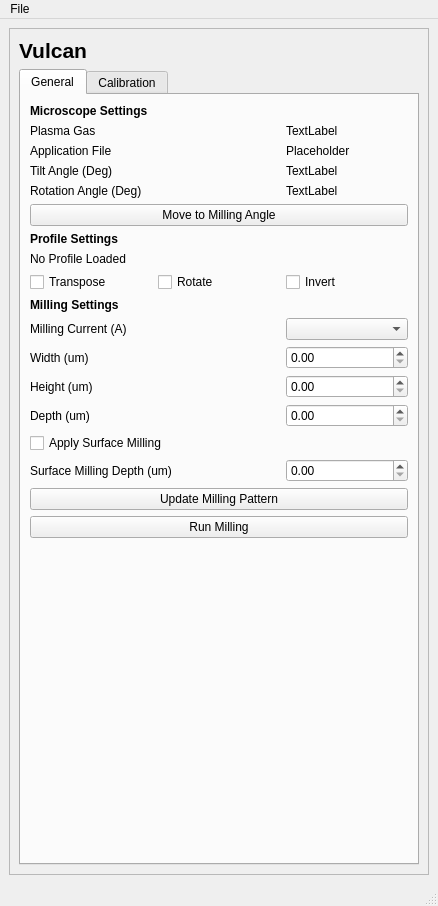
Old version of the form vulcan/ui/qtdesigner_files/VulcanUI.ui in the repository DeMarcoLab/vulcan.
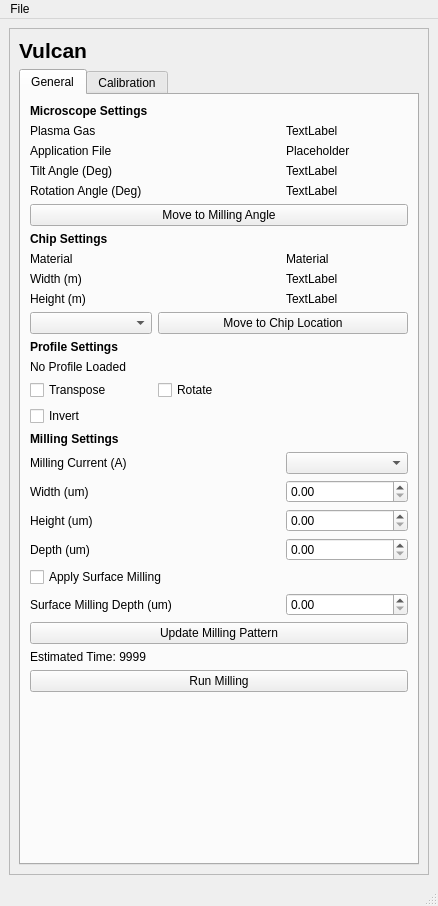
New version of the form. The open tabs and pages were chosen to show the change.

Commit message: basic pattern milling implemented

Patch:
```diff
--- a/vulcan/ui/qtdesigner_files/VulcanUI.ui
+++ b/vulcan/ui/qtdesigner_files/VulcanUI.ui
@@ -47,69 +47,97 @@
           </size>
          </property>
          <property name="currentIndex">
-          <number>0</number>
+          <number>1</number>
          </property>
          <widget class="QWidget" name="tab">
           <attribute name="title">
            <string>General</string>
           </attribute>
           <layout class="QGridLayout" name="gridLayout_3">
+           <item row="20" column="0" colspan="2">
+            <widget class="QLabel" name="label_milling_height">
+             <property name="text">
+              <string>Height (um)</string>
+             </property>
+            </widget>
+           </item>
+           <item row="6" column="0" colspan="3">
+            <widget class="QPushButton" name="pushButton_move_to_milling_angle">
+             <property name="text">
+              <string>Move to Milling Angle</string>
+             </property>
+            </widget>
+           </item>
+           <item row="4" column="0" colspan="2">
+            <widget class="QLabel" name="label_stage_rotation_flat_to_ion">
+             <property name="text">
+              <string>Rotation Angle (Deg)</string>
+             </property>
+            </widget>
+           </item>
+           <item row="26" column="0" colspan="3">
+            <widget class="QLabel" name="label_milling_estimated_time">
+             <property name="text">
+              <string>Estimated Time: 9999</string>
+             </property>
+            </widget>
+           </item>
+           <item row="24" column="2">
+            <widget class="QDoubleSpinBox" name="doubleSpinBox_milling_surface_depth">
+             <property name="maximum">
+              <double>1000.000000000000000</double>
+             </property>
+             <property name="singleStep">
+              <double>0.010000000000000</double>
+             </property>
+            </widget>
+           </item>
+           <item row="3" column="2">
+            <widget class="QLabel" name="label_stage_tilt_flat_to_ion_value">
+             <property name="text">
+              <string>TextLabel</string>
+             </property>
+            </widget>
+           </item>
+           <item row="8" column="2">
+            <widget class="QLabel" name="label_chip_material_value">
+             <property name="text">
+              <string>Material</string>
+             </property>
+            </widget>
+           </item>
+           <item row="1" column="2">
+            <widget class="QLabel" name="label_system_plasma_gas_value">
+             <property name="text">
+              <string>TextLabel</string>
+             </property>
+            </widget>
+           </item>
            <item row="9" column="2">
-            <widget class="QCheckBox" name="checkBox_profile_invert">
+            <widget class="QLabel" name="label_chip_width_value">
              <property name="text">
-              <string>Invert</string>
+              <string>TextLabel</string>
              </property>
             </widget>
            </item>
-           <item row="11" column="0" colspan="2">
-            <widget class="QLabel" name="label_milling_current">
-             <property name="text">
-              <string>Milling Current (A)</string>
-             </property>
-            </widget>
-           </item>
-           <item row="15" column="0" colspan="2">
-            <widget class="QCheckBox" name="checkBox_surface_milling">
-             <property name="text">
-              <string>Apply Surface Milling</string>
-             </property>
-            </widget>
-           </item>
-           <item row="7" column="0" colspan="3">
-            <widget class="QLabel" name="label_profile_settings_header">
-             <property name="font">
-              <font>
-               <weight>75</weight>
-               <bold>true</bold>
-              </font>
-             </property>
-             <property name="text">
-              <string>Profile Settings</string>
-             </property>
-            </widget>
-           </item>
-           <item row="17" column="0" colspan="2">
-            <widget class="QLabel" name="label_milling_surface_depth">
-             <property name="text">
-              <string>Surface Milling Depth (um)</string>
-             </property>
-            </widget>
-           </item>
-           <item row="18" column="0" colspan="3">
-            <widget class="QPushButton" name="pushButton_update_milling_pattern">
-             <property name="text">
-              <string>Update Milling Pattern</string>
-             </property>
-            </widget>
-           </item>
-           <item row="8" column="0" colspan="3">
+           <item row="14" column="0" colspan="3">
             <widget class="QLabel" name="label_profile_loaded">
              <property name="text">
               <string>No Profile Loaded</string>
              </property>
             </widget>
            </item>
-           <item row="20" column="0" colspan="3">
+           <item row="19" column="2">
+            <widget class="QDoubleSpinBox" name="doubleSpinBox_milling_width">
+             <property name="maximum">
+              <double>1000.000000000000000</double>
+             </property>
+             <property name="singleStep">
+              <double>0.010000000000000</double>
+             </property>
+            </widget>
+           </item>
+           <item row="28" column="0" colspan="3">
             <spacer name="verticalSpacer">
              <property name="orientation">
               <enum>Qt::Vertical</enum>
@@ -122,17 +150,87 @@
              </property>
             </spacer>
            </item>
-           <item row="6" column="0" colspan="3">
-            <widget class="QPushButton" name="pushButton_move_to_milling_angle">
+           <item row="17" column="0" colspan="3">
+            <widget class="QLabel" name="label_milling_header">
+             <property name="font">
+              <font>
+               <weight>75</weight>
+               <bold>true</bold>
+              </font>
+             </property>
              <property name="text">
-              <string>Move to Milling Angle</string>
+              <string>Milling Settings</string>
              </property>
             </widget>
            </item>
-           <item row="9" column="0">
-            <widget class="QCheckBox" name="checkBox_profile_transpose">
+           <item row="22" column="0" colspan="2">
+            <widget class="QCheckBox" name="checkBox_surface_milling">
              <property name="text">
-              <string>Transpose</string>
+              <string>Apply Surface Milling</string>
+             </property>
+            </widget>
+           </item>
+           <item row="21" column="2">
+            <widget class="QDoubleSpinBox" name="doubleSpinBox_milling_depth">
+             <property name="maximum">
+              <double>1000.000000000000000</double>
+             </property>
+             <property name="singleStep">
+              <double>0.010000000000000</double>
+             </property>
+            </widget>
+           </item>
+           <item row="16" column="0">
+            <widget class="QCheckBox" name="checkBox_profile_invert">
+             <property name="text">
+              <string>Invert</string>
+             </property>
+            </widget>
+           </item>
+           <item row="2" column="0" colspan="2">
+            <widget class="QLabel" name="label_system_application_file">
+             <property name="text">
+              <string>Application File</string>
+             </property>
+            </widget>
+           </item>
+           <item row="13" column="0" colspan="3">
+            <widget class="QLabel" name="label_profile_settings_header">
+             <property name="font">
+              <font>
+               <weight>75</weight>
+               <bold>true</bold>
+              </font>
+             </property>
+             <property name="text">
+              <string>Profile Settings</string>
+             </property>
+            </widget>
+           </item>
+           <item row="27" column="0" colspan="3">
+            <widget class="QPushButton" name="pushButton_run_milling">
+             <property name="text">
+              <string>Run Milling</string>
+             </property>
+            </widget>
+           </item>
+           <item row="21" column="0" colspan="2">
+            <widget class="QLabel" name="label_milling_depth">
+             <property name="text">
+              <string>Depth (um)</string>
+             </property>
+            </widget>
+           </item>
+           <item row="7" column="0" colspan="3">
+            <widget class="QLabel" name="label_chip_header">
+             <property name="font">
+              <font>
+               <weight>75</weight>
+               <bold>true</bold>
+              </font>
+             </property>
+             <property name="text">
+              <string>Chip Settings</string>
              </property>
             </widget>
            </item>
@@ -143,10 +241,14 @@
              </property>
             </widget>
            </item>
-           <item row="11" column="2">
-            <widget class="QComboBox" name="comboBox_milling_current"/>
+           <item row="15" column="0">
+            <widget class="QCheckBox" name="checkBox_profile_transpose">
+             <property name="text">
+              <string>Transpose</string>
+             </property>
+            </widget>
            </item>
-           <item row="13" column="2">
+           <item row="20" column="2">
             <widget class="QDoubleSpinBox" name="doubleSpinBox_milling_height">
              <property name="maximum">
               <double>1000.000000000000000</double>
@@ -156,13 +258,6 @@
              </property>
             </widget>
            </item>
-           <item row="2" column="0" colspan="2">
-            <widget class="QLabel" name="label_system_application_file">
-             <property name="text">
-              <string>Application File</string>
-             </property>
-            </widget>
-           </item>
            <item row="3" column="0" colspan="2">
             <widget class="QLabel" name="label_stage_tilt_flat_to_ion">
              <property name="text">
@@ -170,77 +265,20 @@
              </property>
             </widget>
            </item>
-           <item row="10" column="0" colspan="3">
-            <widget class="QLabel" name="label_milling_header">
-             <property name="font">
-              <font>
-               <weight>75</weight>
-               <bold>true</bold>
-              </font>
-             </property>
+           <item row="9" column="0">
+            <widget class="QLabel" name="label_chip_width">
              <property name="text">
-              <string>Milling Settings</string>
+              <string>Width (m)</string>
              </property>
             </widget>
            </item>
-           <item row="9" column="1">
+           <item row="15" column="1">
             <widget class="QCheckBox" name="checkBox_profile_rotate">
              <property name="text">
               <string>Rotate</string>
              </property>
             </widget>
            </item>
-           <item row="0" column="0" colspan="2">
-            <widget class="QLabel" name="label_microscope_settings_header">
-             <property name="font">
-              <font>
-               <weight>75</weight>
-               <bold>true</bold>
-              </font>
-             </property>
-             <property name="text">
-              <string>Microscope Settings</string>
-             </property>
-            </widget>
-           </item>
-           <item row="4" column="2">
-            <widget class="QLabel" name="label_stage_rotation_flat_to_ion_value">
-             <property name="text">
-              <string>TextLabel</string>
-             </property>
-            </widget>
-           </item>
-           <item row="12" column="2">
-            <widget class="QDoubleSpinBox" name="doubleSpinBox_milling_width">
-             <property name="maximum">
-              <double>1000.000000000000000</double>
-             </property>
-             <property name="singleStep">
-              <double>0.010000000000000</double>
-             </property>
-            </widget>
-           </item>
-           <item row="4" column="0" colspan="2">
-            <widget class="QLabel" name="label_stage_rotation_flat_to_ion">
-             <property name="text">
-              <string>Rotation Angle (Deg)</string>
-             </property>
-            </widget>
-           </item>
-           <item row="13" column="0" colspan="2">
-            <widget class="QLabel" name="label_milling_height">
-             <property name="text">
-              <string>Height (um)</string>
-             </property>
-            </widget>
-           </item>
-           <item row="12" column="0" colspan="2">
-            <widget class="QLabel" name="label_milling_width">
-             <property name="text">
-              <string>Width (um)</string>
-             </property>
-            </widget>
-           </item>
            <item row="1" column="0" colspan="2">
             <widget class="QLabel" name="label_system_plasma_gas">
              <property name="text">
@@ -248,51 +286,85 @@
              </property>
             </widget>
            </item>
-           <item row="17" column="2">
-            <widget class="QDoubleSpinBox" name="doubleSpinBox_milling_surface_depth">
-             <property name="maximum">
-              <double>1000.000000000000000</double>
+           <item row="24" column="0" colspan="2">
+            <widget class="QLabel" name="label_milling_surface_depth">
+             <property name="text">
+              <string>Surface Milling Depth (um)</string>
              </property>
-             <property name="singleStep">
-              <double>0.010000000000000</double>
+            </widget>
+           </item>
+           <item row="19" column="0" colspan="2">
+            <widget class="QLabel" name="label_milling_width">
+             <property name="text">
+              <string>Width (um)</string>
              </property>
             </widget>
            </item>
-           <item row="3" column="2">
-            <widget class="QLabel" name="label_stage_tilt_flat_to_ion_value">
+           <item row="8" column="0">
+            <widget class="QLabel" name="label_chip_material">
              <property name="text">
+              <string>Material</string>
+             </property>
+            </widget>
+           </item>
+           <item row="25" column="0" colspan="3">
+            <widget class="QPushButton" name="pushButton_update_milling_pattern">
+             <property name="text">
+              <string>Update Milling Pattern</string>
+             </property>
+            </widget>
+           </item>
+           <item row="10" column="2">
+            <widget class="QLabel" name="label_chip_height_value">
+             <property name="text">
               <string>TextLabel</string>
              </property>
             </widget>
            </item>
-           <item row="1" column="2">
-            <widget class="QLabel" name="label_system_plasma_gas_value">
+           <item row="18" column="0" colspan="2">
+            <widget class="QLabel" name="label_milling_current">
              <property name="text">
+              <string>Milling Current (A)</string>
+             </property>
+            </widget>
+           </item>
+           <item row="4" column="2">
+            <widget class="QLabel" name="label_stage_rotation_flat_to_ion_value">
+             <property name="text">
               <string>TextLabel</string>
              </property>
             </widget>
            </item>
-           <item row="14" column="2">
-            <widget class="QDoubleSpinBox" name="doubleSpinBox_milling_depth">
-             <property name="maximum">
-              <double>1000.000000000000000</double>
+           <item row="0" column="0" colspan="3">
+            <widget class="QLabel" name="label_microscope_settings_header">
+             <property name="font">
+              <font>
+               <weight>75</weight>
+               <bold>true</bold>
+              </font>
              </property>
-             <property name="singleStep">
-              <double>0.010000000000000</double>
+             <property name="text">
+              <string>Microscope Settings</string>
              </property>
             </widget>
            </item>
-           <item row="14" column="0" colspan="2">
-            <widget class="QLabel" name="label_milling_depth">
+           <item row="10" column="0">
+            <widget class="QLabel" name="label_chip_height">
              <property name="text">
-              <string>Depth (um)</string>
+              <string>Height (m)</string>
              </property>
             </widget>
            </item>
-           <item row="19" column="0" colspan="3">
-            <widget class="QPushButton" name="pushButton_run_milling">
+           <item row="18" column="2">
+            <widget class="QComboBox" name="comboBox_milling_current"/>
+           </item>
+           <item row="12" column="0">
+            <widget class="QComboBox" name="comboBox_chip_location"/>
+           </item>
+           <item row="12" column="1" colspan="2">
+            <widget class="QPushButton" name="pushButton_move_to_chip_location">
              <property name="text">
-              <string>Run Milling</string>
+              <string>Move to Chip Location</string>
              </property>
             </widget>
            </item>
@@ -303,10 +375,102 @@
            <string>Calibration</string>
           </attribute>
           <layout class="QGridLayout" name="gridLayout_4">
+           <item row="6" column="1">
+            <widget class="QDoubleSpinBox" name="doubleSpinBox_calibration_spacing">
+             <property name="singleStep">
+              <double>0.100000000000000</double>
+             </property>
+            </widget>
+           </item>
            <item row="0" column="0">
             <widget class="QLabel" name="label_calibration_header">
+             <property name="font">
+              <font>
+               <weight>75</weight>
+               <bold>true</bold>
+              </font>
+             </property>
              <property name="text">
-              <string>TODO</string>
+              <string>Chip Location Calibration</string>
+             </property>
+            </widget>
+           </item>
+           <item row="6" column="0">
+            <widget class="QLabel" name="label_calibration_spacing">
+             <property name="text">
+              <string>Pattern Spacing (um)</string>
+             </property>
+            </widget>
+           </item>
+           <item row="5" column="0">
+            <widget class="QLabel" name="label_calibration_depth">
+             <property name="text">
+              <string>Depth Per Step (um)</string>
+             </property>
+            </widget>
+           </item>
+           <item row="4" column="1">
+            <widget class="QDoubleSpinBox" name="doubleSpinBox_calibration_steps"/>
+           </item>
+           <item row="5" column="1">
+            <widget class="QDoubleSpinBox" name="doubleSpinBox_calibration_depth">
+             <property name="singleStep">
+              <double>0.100000000000000</double>
+             </property>
+            </widget>
+           </item>
+           <item row="4" column="0">
+            <widget class="QLabel" name="label_calibration_steps">
+             <property name="text">
+              <string>Number of Steps</string>
+             </property>
+            </widget>
+           </item>
+           <item row="3" column="0" colspan="2">
+            <widget class="QPushButton" name="pushButton_calibration_set_edge_location">
+             <property name="text">
+              <string>Set Edge Location</string>
+             </property>
+            </widget>
+           </item>
+           <item row="2" column="0">
+            <widget class="QLabel" name="label_calibration_milling_header">
+             <property name="font">
+              <font>
+               <weight>75</weight>
+               <bold>true</bold>
+              </font>
+             </property>
+             <property name="text">
+              <string>Milling Depth Calibration</string>
+             </property>
+            </widget>
+           </item>
+           <item row="10" column="0" colspan="2">
+            <widget class="QPushButton" name="pushButton_calibration_run_milling">
+             <property name="text">
+              <string>Run Milling Calibration</string>
+             </property>
+            </widget>
+           </item>
+           <item row="1" column="0" colspan="2">
+            <widget class="QPushButton" name="pushButton_calibration_set_chip_location">
+             <property name="text">
+              <string>Set TopLeft Corner Location</string>
+             </property>
+            </widget>
+           </item>
+           <item row="7" column="0" colspan="2">
+            <widget class="QPushButton" name="pushButton_calibration_update_milling_pattern">
+             <property name="text">
+              <string>PushButton</string>
+             </property>
+            </widget>
+           </item>
+           <item row="8" column="0" colspan="2">
+            <widget class="QLabel" name="label_calibration_estimated_time">
+             <property name="text">
+              <string>Estimated Time: 9999</string>
              </property>
             </widget>
            </item>
```
The commit also changes 4 other files.
